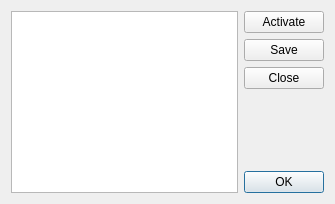
The window that omodscan/dialogs/dialogwindowsmanager.ui (sanny32/OpenModScan) describes before a commit, drawn with Qt 5.
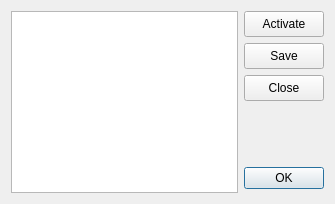
The same window after the commit.

The edit to the form file:
```diff
--- a/omodscan/dialogs/dialogwindowsmanager.ui
+++ b/omodscan/dialogs/dialogwindowsmanager.ui
@@ -25,6 +25,12 @@
     <layout class="QVBoxLayout" name="verticalLayout">
      <item>
       <widget class="QPushButton" name="pushButtonActivate">
+       <property name="minimumSize">
+        <size>
+         <width>0</width>
+         <height>26</height>
+        </size>
+       </property>
        <property name="text">
         <string>Activate</string>
        </property>
@@ -32,6 +38,12 @@
      </item>
      <item>
       <widget class="QPushButton" name="pushButtonSave">
+       <property name="minimumSize">
+        <size>
+         <width>0</width>
+         <height>26</height>
+        </size>
+       </property>
        <property name="text">
         <string>Save</string>
        </property>
@@ -39,6 +51,12 @@
      </item>
      <item>
       <widget class="QPushButton" name="pushButtonClose">
+       <property name="minimumSize">
+        <size>
+         <width>0</width>
+         <height>26</height>
+        </size>
+       </property>
        <property name="text">
         <string>Close</string>
        </property>
@@ -65,6 +83,12 @@
          <verstretch>0</verstretch>
         </sizepolicy>
        </property>
+       <property name="minimumSize">
+        <size>
+         <width>0</width>
+         <height>26</height>
+        </size>
+       </property>
        <property name="orientation">
         <enum>Qt::Vertical</enum>
        </property>
```
Left out of the diff: 8 changed lines with no effect on the pictures.
